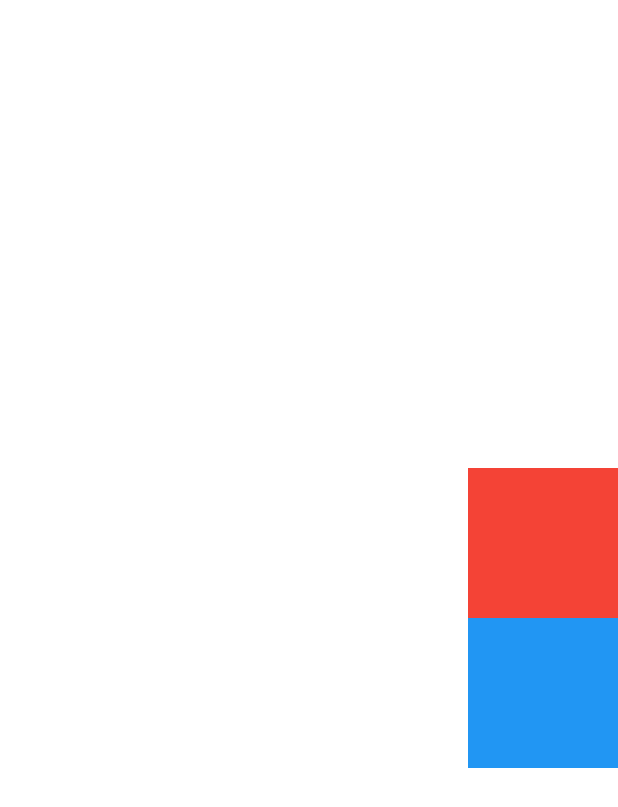
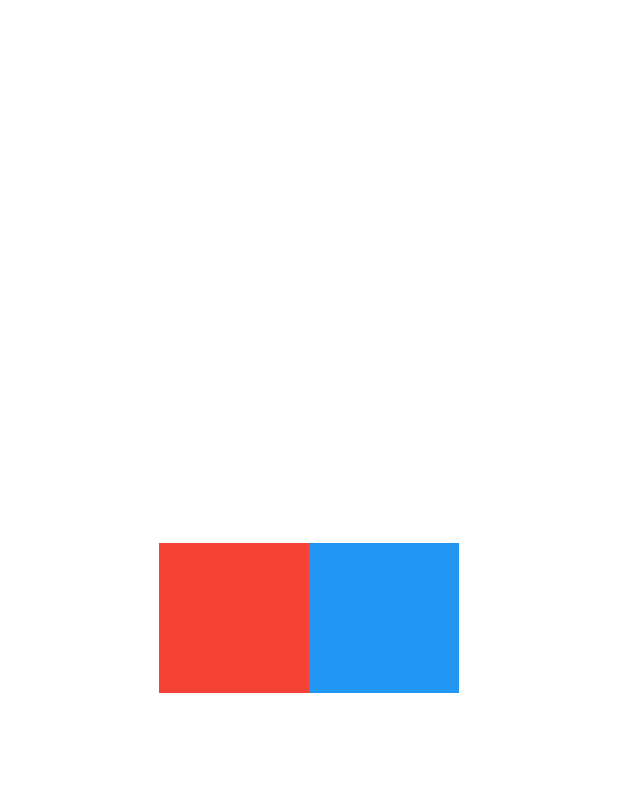
Before and after one commit to GuilhermeTantulli/Mobile-Development, a Flutter app: the screen it shows after launch, on a phone screen of 412 x 824 dp. Shown: the top 807 px of the screen. Run offline on Flutter 3.47's test engine with Material 3 defaults, Android fonts, the phone set to English and light mode, and no system bars.

Commit message:
Implemented: Widgets in Row

```diff
--- a/aula_1_widgets/lib/main.dart
+++ b/aula_1_widgets/lib/main.dart
@@ -11,9 +11,9 @@ class MainApp extends StatelessWidget {
   Widget build(BuildContext context) {
     return MaterialApp(
       title: 'Flutter',
-      home: Column(
+      home: Row(
         mainAxisAlignment: MainAxisAlignment.center,
-        crossAxisAlignment: CrossAxisAlignment.end,
+        crossAxisAlignment: CrossAxisAlignment.center,
         children: [
           Container(
             color: Colors.red,
```
